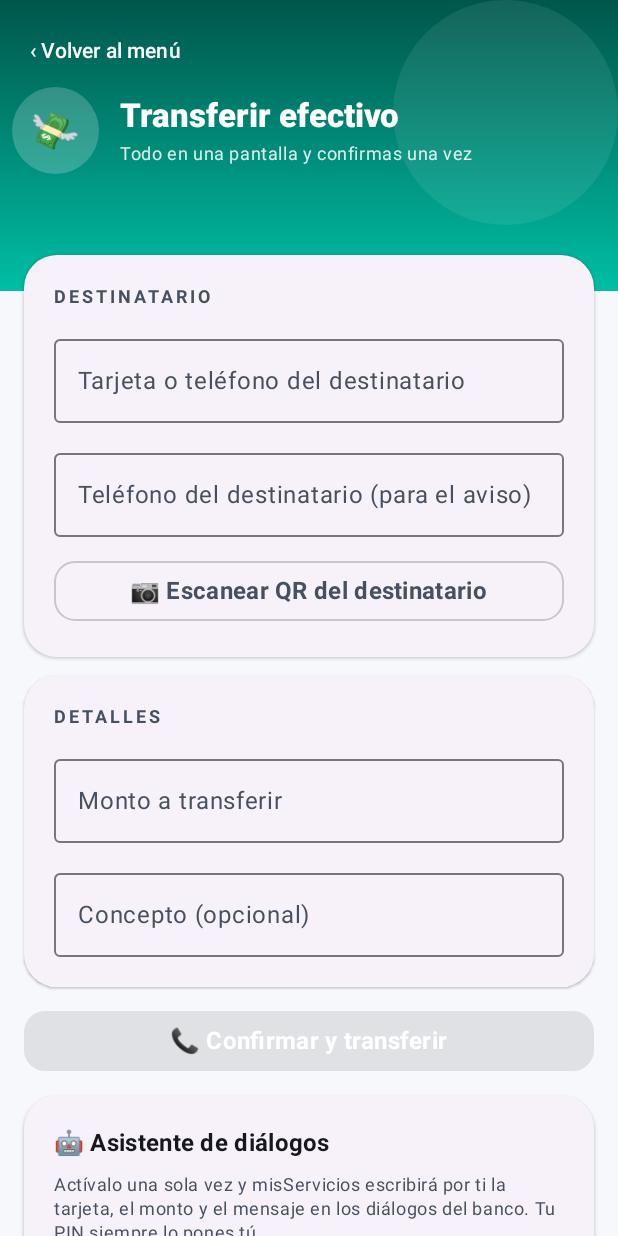
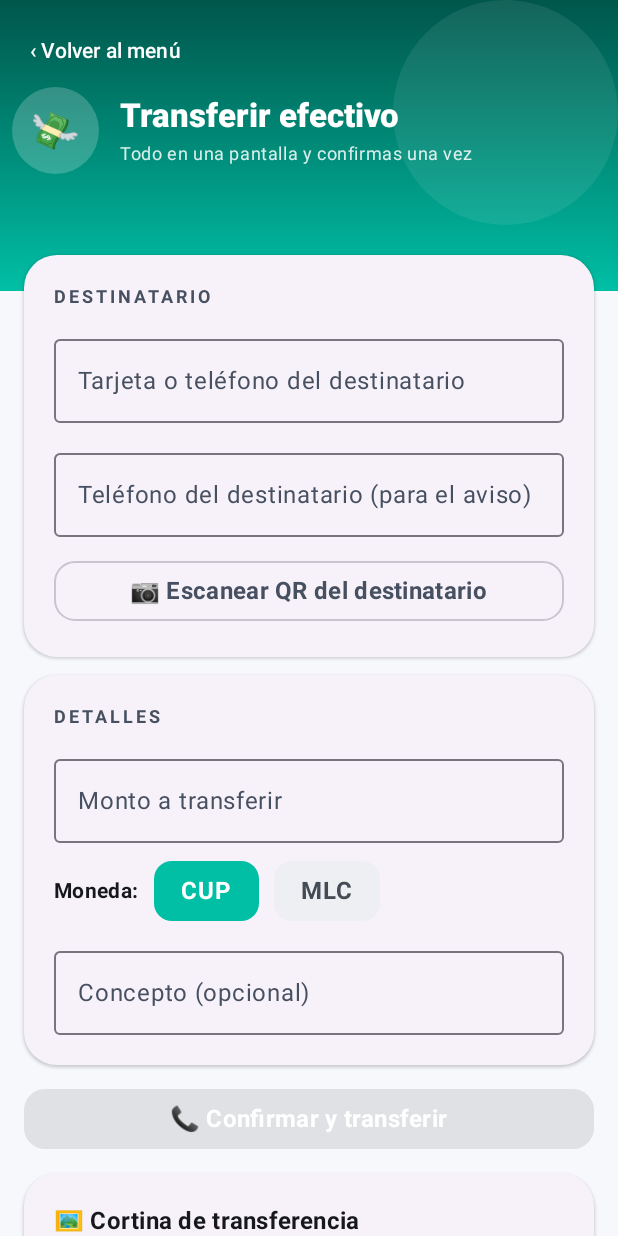
Before and after one commit to luis971227/misServicios, an Android app built with Jetpack Compose: the composable PantallaTransferir shown on its own in the app's theme, on a phone screen of 412 x 824 dp. Run offline under Robolectric (Android 15) with nearby library versions, the phone set to English and light mode, and no system bars; libraries missing offline, so code that uses them is left out: com.journeyapps.barcodescanner; 1 statement that could not run was skipped.

Commit message:
Selector de moneda, cortina de carga sobre los dialogos y reintentos del asistente corregidos

```diff
--- a/app/build.gradle.kts
+++ b/app/build.gradle.kts
@@ -12,8 +12,8 @@ android {
         applicationId = "com.luis971227.miservicios"
         minSdk = 24
         targetSdk = 35
-        versionCode = 23
-        versionName = "1.11.2"
+        versionCode = 24
+        versionName = "1.12.0"
     }
 
     signingConfigs {
--- a/app/src/main/AndroidManifest.xml
+++ b/app/src/main/AndroidManifest.xml
@@ -4,6 +4,7 @@
     <uses-permission android:name="android.permission.INTERNET" />
     <uses-permission android:name="android.permission.CALL_PHONE" />
     <uses-permission android:name="android.permission.REQUEST_INSTALL_PACKAGES" />
+    <uses-permission android:name="android.permission.SYSTEM_ALERT_WINDOW" />
 
     <application
         android:allowBackup="true"
--- a/app/src/main/java/com/luis971227/miservicios/ui/transfermovil/TransferScreen.kt
+++ b/app/src/main/java/com/luis971227/miservicios/ui/transfermovil/TransferScreen.kt
@@ -27,6 +27,7 @@ import androidx.compose.material3.MaterialTheme
 import androidx.compose.material3.OutlinedButton
 import androidx.compose.material3.OutlinedTextField
 import androidx.compose.material3.Text
+import androidx.compose.material3.Surface
 import androidx.compose.material3.TextButton
 import androidx.compose.runtime.Composable
 import androidx.compose.runtime.getValue
@@ -41,6 +42,7 @@ import androidx.compose.ui.graphics.Color
 import androidx.compose.ui.platform.LocalContext
 import androidx.compose.ui.text.font.FontWeight
 import android.content.Intent
+import android.net.Uri
 import android.provider.Settings
 import androidx.compose.ui.text.input.KeyboardType
 import androidx.compose.ui.unit.dp
@@ -64,6 +66,7 @@ fun PantallaTransferir(
     var nombre by remember { mutableStateOf("") }
     var telefono by remember { mutableStateOf("") }
     var monto by remember { mutableStateOf("") }
+    var moneda by remember { mutableStateOf("CUP") }
     var concepto by remember { mutableStateOf("") }
     var guardarNueva by remember { mutableStateOf(true) }
     var mensaje by remember { mutableStateOf<String?>(null) }
@@ -288,6 +291,30 @@ fun PantallaTransferir(
                         singleLine = true,
                         modifier = Modifier.fillMaxWidth()
                     )
+                    Row(
+                        verticalAlignment = Alignment.CenterVertically,
+                        horizontalArrangement = Arrangement.spacedBy(10.dp)
+                    ) {
+                        Text(
+                            "Moneda:",
+                            style = MaterialTheme.typography.bodyMedium,
+                            fontWeight = FontWeight.Bold
+                        )
+                        listOf("CUP", "MLC").forEach { divisa ->
+                            Surface(
+                                shape = RoundedCornerShape(12.dp),
+                                color = if (moneda == divisa) Color(Modulos.tmv.colorB.toInt()) else Color(0xFFEDEFF3),
+                                modifier = Modifier.clickable { moneda = divisa }
+                            ) {
+                                Text(
+                                    divisa,
+                                    modifier = Modifier.padding(horizontal = 18.dp, vertical = 8.dp),
+                                    fontWeight = FontWeight.Bold,
+                                    color = if (moneda == divisa) Color.White else Color(0xFF444B54)
+                                )
+                            }
+                        }
+                    }
                     OutlinedTextField(
                         value = concepto,
                         onValueChange = { concepto = it },
@@ -322,10 +349,12 @@ fun PantallaTransferir(
                         .putString("asistente_destino", numero)
                         .putString("asistente_telefono", telefono.trim())
                         .putString("asistente_monto", monto.trim())
+                        .putString("asistente_moneda", moneda)
                         .putString("asistente_concepto", concepto.trim())
                         .putLong("asistente_ts", System.currentTimeMillis())
                         .apply()
-                    val partes = mutableListOf("Monto: " + monto.trim())
+                    AsistenteUssd.instancia?.mostrarCortina()
+                    val partes = mutableListOf("Monto: " + monto.trim() + " " + moneda)
                     if (telefono.isNotBlank()) partes.add("Teléfono: " + telefono.trim())
                     if (concepto.isNotBlank()) partes.add("Concepto: " + concepto.trim())
                     onTransferir(numero, partes.joinToString(" · "))
@@ -343,6 +372,43 @@ fun PantallaTransferir(
                     fontWeight = FontWeight.Bold,
                     color = Color.White
                 )
+            }
+
+            if (!Settings.canDrawOverlays(context)) {
+                ElevatedCard(
+                    shape = RoundedCornerShape(22.dp),
+                    modifier = Modifier.fillMaxWidth()
+                ) {
+                    Column(
+                        modifier = Modifier.padding(20.dp),
+                        verticalArrangement = Arrangement.spacedBy(8.dp)
+                    ) {
+                        Text(
+                            "🖼️ Cortina de transferencia",
+                            style = MaterialTheme.typography.titleMedium,
+                            fontWeight = FontWeight.Bold
+                        )
+                        Text(
+                            "Permite que misServicios aparezca encima y verás una pantalla de carga en vez de los parpadeos de los diálogos del banco.",
+                            style = MaterialTheme.typography.bodySmall,
+                            color = MaterialTheme.colorScheme.onSurfaceVariant
+                        )
+                        OutlinedButton(
+                            onClick = {
+                                context.startActivity(
+                                    Intent(
+                                        Settings.ACTION_MANAGE_OVERLAY_PERMISSION,
+                                        Uri.parse("package:com.luis971227.miservicios")
+                                    ).addFlags(Intent.FLAG_ACTIVITY_NEW_TASK)
+                                )
+                            },
+                            shape = RoundedCornerShape(14.dp),
+                            modifier = Modifier.fillMaxWidth()
+                        ) {
+                            Text("⚙️ Permitir aparecer encima")
+                        }
+                    }
+                }
             }
 
             if (!AsistenteUssd.estaActivo(context)) {
```
Also changed, not shown: app/src/main/java/com/luis971227/miservicios/util/AsistenteUssd.kt (+113 -10 lines).
